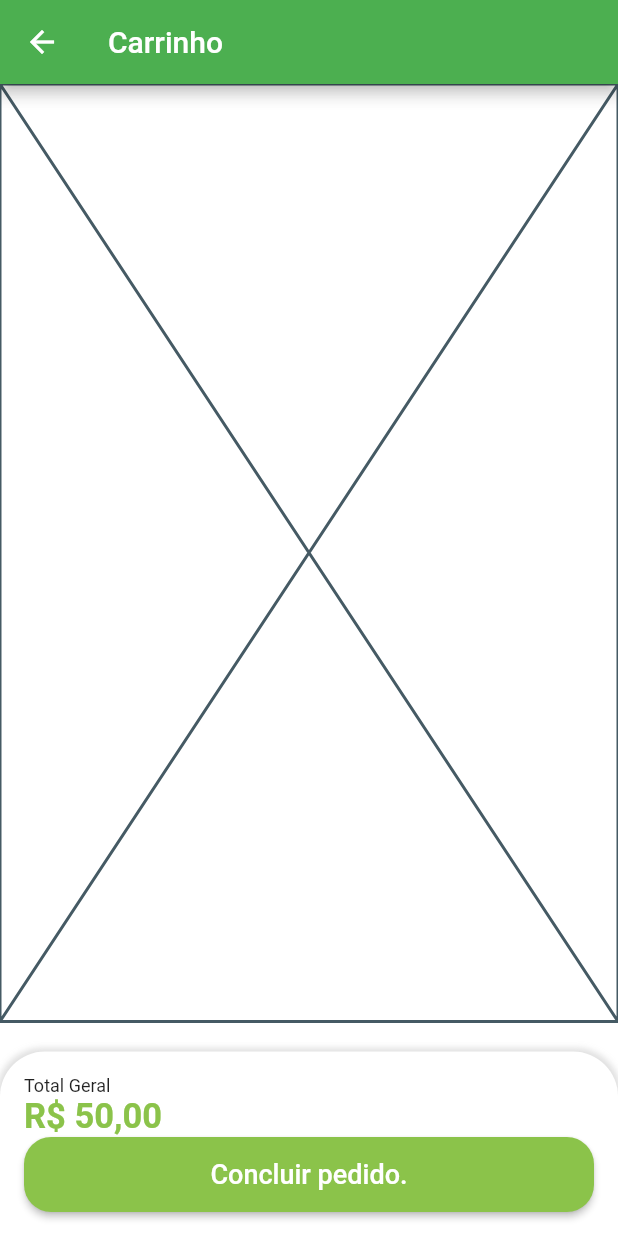
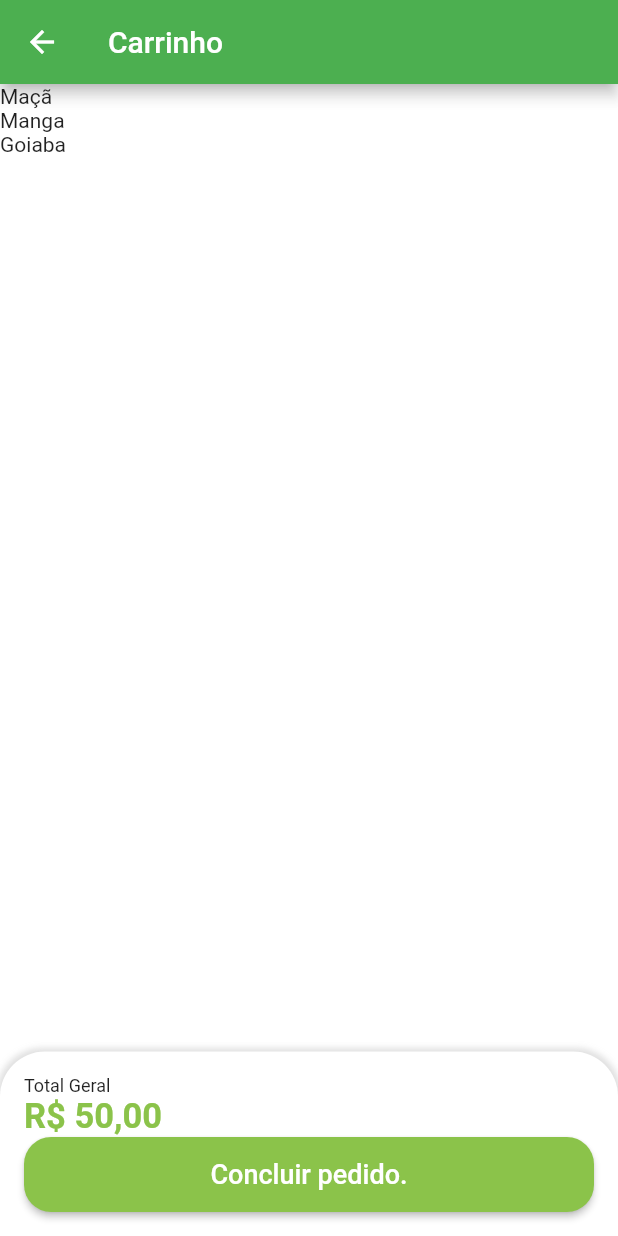
Before and after one commit to RenatoRosaFranco/fruit-ecommerce-app, a Flutter app: the CartTab screen opened directly, on a phone screen of 412 x 824 dp. Run offline on Flutter 3.47's test engine with Material 2 defaults, Android fonts, the phone set to English and light mode, and no system bars; our stand-ins replace animated_text_kit, mask_text_input_formatter.

Commit message:
Adicionando a lista de produtos (mock)

```diff
--- a/lib/src/config/app_data.dart
+++ b/lib/src/config/app_data.dart
@@ -1,5 +1,6 @@
 // frozen_string_literal: true
 
+import 'package:untitled4/src/models/cart_item_model.dart';
 import 'package:untitled4/src/models/item_model.dart';
 import 'package:untitled4/src/models/user_model.dart';
 
@@ -82,3 +83,9 @@ UserModel user = UserModel(
   password: 'test123',
   cpf: '431.218.638-35'
 );
+
+List<CartItemModel> cartItems = [
+  CartItemModel(item: apple, quantity: 2),
+  CartItemModel(item: mango, quantity: 1),
+  CartItemModel(item: guava, quantity: 3)
+];
--- /dev/null
+++ b/lib/src/models/cart_item_model.dart
@@ -0,0 +1,13 @@
+// frozen_string_literal: true
+
+import 'package:untitled4/src/models/item_model.dart';
+
+class CartItemModel {
+  ItemModel item;
+  int quantity;
+
+  CartItemModel({
+    required this.item,
+    required this.quantity
+  });
+}
--- a/lib/src/pages/cart/cart_tab.dart
+++ b/lib/src/pages/cart/cart_tab.dart
@@ -3,6 +3,7 @@
 import 'package:flutter/material.dart';
 import 'package:untitled4/src/config/custom_colors.dart';
 import 'package:untitled4/src/services/utils_services.dart';
+import 'package:untitled4/src/config/app_data.dart' as app_data;
 
 class CartTab extends StatefulWidget {
   const CartTab({Key? key}) : super(key: key);
@@ -19,11 +20,18 @@ class _CartTabState extends State<CartTab> {
     return Scaffold(
       appBar: AppBar(
         backgroundColor: Colors.green,
-        title: Text('Carrinho'),
+        title: const Text('Carrinho'),
       ),
       body: Column(
         children: [
-          Expanded(child: Placeholder()),
+          Expanded(
+            child: ListView.builder(
+              itemCount: app_data.cartItems.length,
+              itemBuilder: (_, index) {
+                return Text(app_data.cartItems[index].item.itemName);
+              },
+            ),
+          ),
           const SizedBox(height: 20),
           Container(
               padding: const EdgeInsets.all(16),
@@ -52,7 +60,7 @@ class _CartTabState extends State<CartTab> {
                     height: 50,
                     child: ElevatedButton(
                         style: ElevatedButton.styleFrom(
-                            primary: CustomColors.customSwatchColor,
+                            backgroundColor: CustomColors.customSwatchColor,
                             shape: RoundedRectangleBorder(
                                 borderRadius: BorderRadius.circular(18))),
                         onPressed: () {},
```
